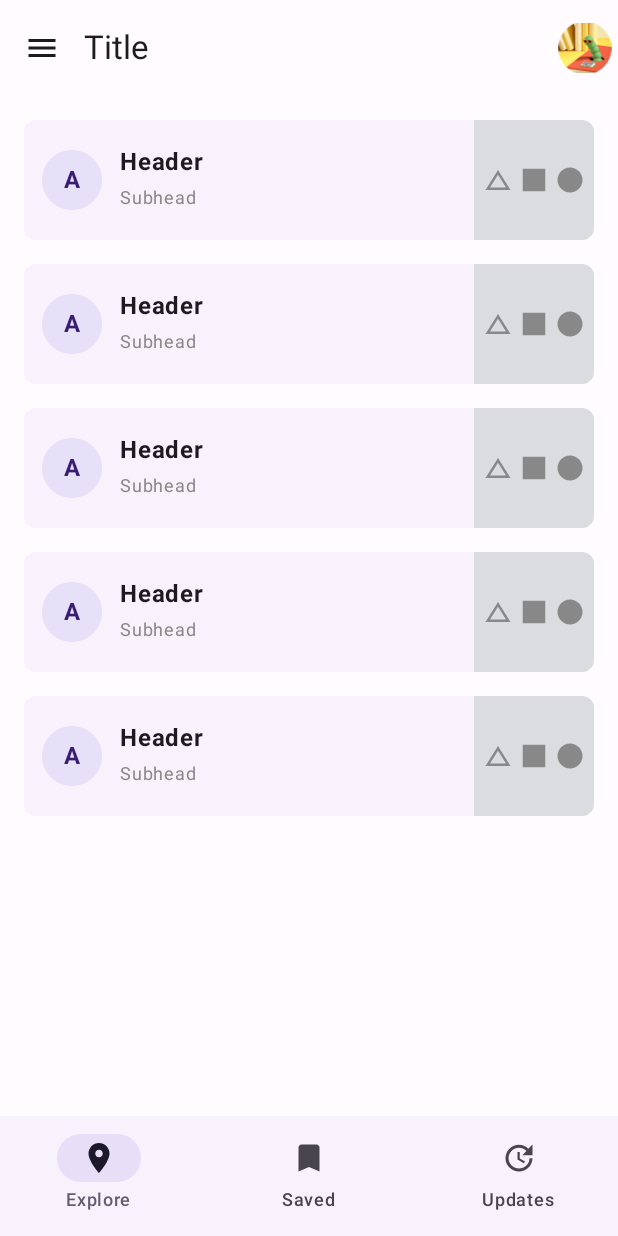
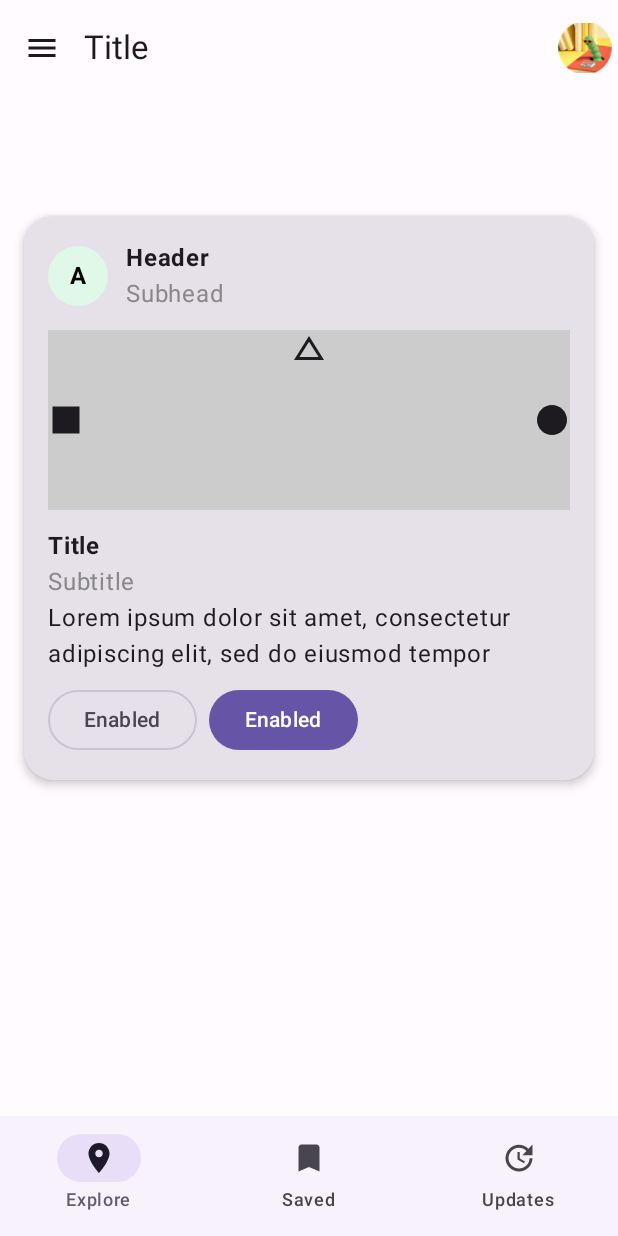
Before and after one commit to feardyr/ScoreBoardPing, an Android app built with Jetpack Compose: the screen it shows after launch (MainActivity), on a phone screen of 412 x 824 dp. Run offline under Robolectric (Android 15) with nearby library versions, the phone set to English and light mode, and no system bars; our stand-ins replace window size class.

```diff
--- a/app/build.gradle.kts
+++ b/app/build.gradle.kts
@@ -44,6 +44,7 @@ dependencies {
     implementation ("androidx.compose.material3:material3:1.2.0")
     implementation ("androidx.compose.material:material-icons-extended")
    // implementation ("androidx.compose.material:material:1.6.0")
+    implementation ("androidx.navigation:navigation-compose:2.7.7")
 
     implementation ("androidx.lifecycle:lifecycle-viewmodel-compose:2.6.2")
     implementation ("androidx.activity:activity-compose:1.8.0")
--- a/app/src/main/java/com/example/scoreboardping/ui/GameHomeScrenn.kt
+++ b/app/src/main/java/com/example/scoreboardping/ui/GameHomeScrenn.kt
@@ -1,11 +1,10 @@
 package com.example.scoreboardping.ui
 
+import androidx.annotation.StringRes
 import androidx.compose.foundation.lazy.LazyColumn
-import androidx.compose.foundation.lazy.items
 import androidx.compose.foundation.Image
 import androidx.compose.ui.res.painterResource
 import androidx.compose.foundation.background
-import androidx.compose.foundation.content.MediaType.Companion.Image
 import androidx.compose.foundation.layout.Arrangement
 import androidx.compose.foundation.layout.Box
 import androidx.compose.foundation.layout.Column
@@ -18,10 +17,8 @@ import androidx.compose.foundation.layout.height
 import androidx.compose.foundation.layout.padding
 import androidx.compose.foundation.layout.size
 import androidx.compose.foundation.layout.width
-import androidx.compose.foundation.rememberScrollState
 import androidx.compose.foundation.shape.CircleShape
 import androidx.compose.foundation.shape.RoundedCornerShape
-import androidx.compose.foundation.verticalScroll
 import androidx.compose.material.icons.Icons
 import androidx.compose.material.icons.filled.Bookmark
 import androidx.compose.material.icons.filled.ChangeHistory
@@ -59,13 +56,15 @@ import androidx.compose.ui.Modifier
 import androidx.compose.ui.draw.clip
 import androidx.compose.ui.graphics.Color
 import androidx.compose.ui.graphics.vector.ImageVector
-import androidx.compose.ui.res.painterResource
 import androidx.compose.ui.text.font.FontWeight
 import androidx.compose.ui.unit.dp
 import com.example.scoreboardping.R
 import kotlinx.coroutines.launch // Importation pour scope.launch
 import androidx.compose.foundation.layout.PaddingValues
 import androidx.compose.ui.unit.sp
+import androidx.navigation.compose.NavHost
+import androidx.navigation.compose.composable
+import androidx.navigation.compose.rememberNavController
 
 @OptIn(ExperimentalMaterial3Api::class) // Annotation pour l'utilisation de TopAppBar
 @Composable
@@ -73,6 +72,7 @@ fun MainScreen() {
     val drawerState = rememberDrawerState(initialValue = DrawerValue.Closed) // Utilisation de rememberDrawerState de Material 3
     val scope = rememberCoroutineScope()
 
+    val navController = rememberNavController()
     ModalNavigationDrawer( // Utilisation de ModalNavigationDrawer de Material 3
         drawerState = drawerState,
         drawerContent = {
@@ -110,14 +110,24 @@ fun MainScreen() {
                     BottomNavigationBar()
                 },
                 content = { padding ->
+                    NavHost(
+                        navController = navController,
+                        startDestination = GameHomeScreen.Start.name,
+                        modifier = Modifier.padding(padding)
+                    ){
+                        composable(route = GameHomeScreen.Start.name) { MainCard(Modifier.padding(padding)) }
+                    }
 //                    MainCard(Modifier.padding(padding))7
-                    ListGames(Modifier.padding(padding))
+                    //ListGames(Modifier.padding(padding))
                 }
             )
         }
     )
 }
+enum class GameHomeScreen(@StringRes val title: Int) {
+    Start(title = R.string.app_name),
 
+}
 
 @Composable
 fun DrawerContent() {
```
